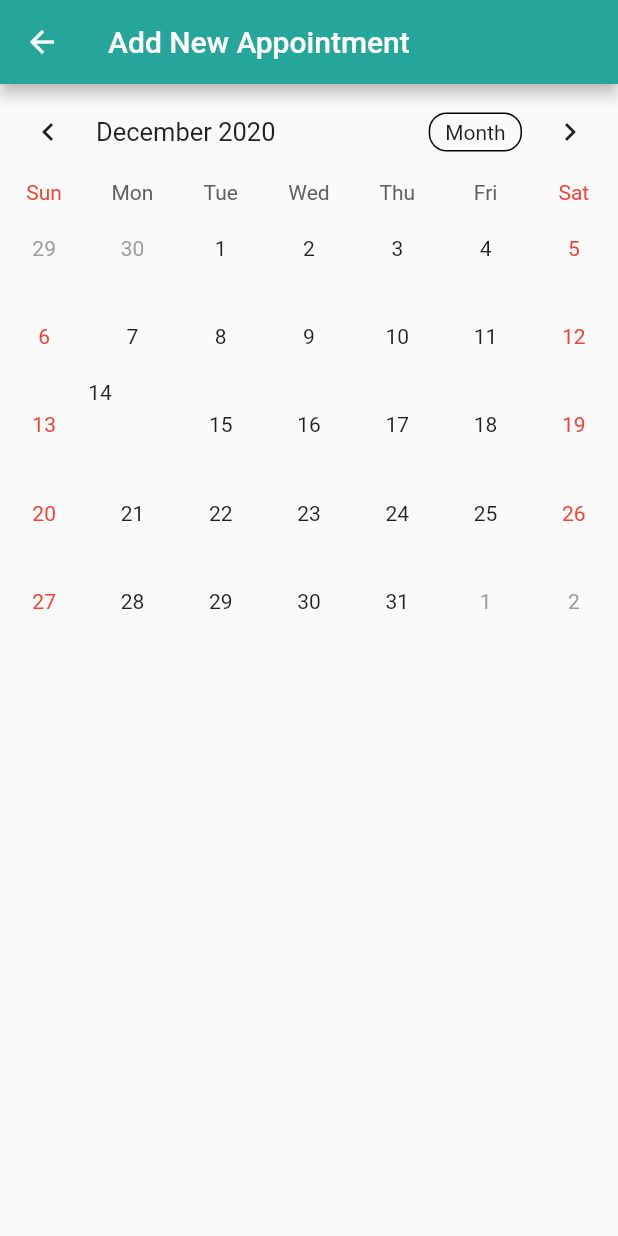
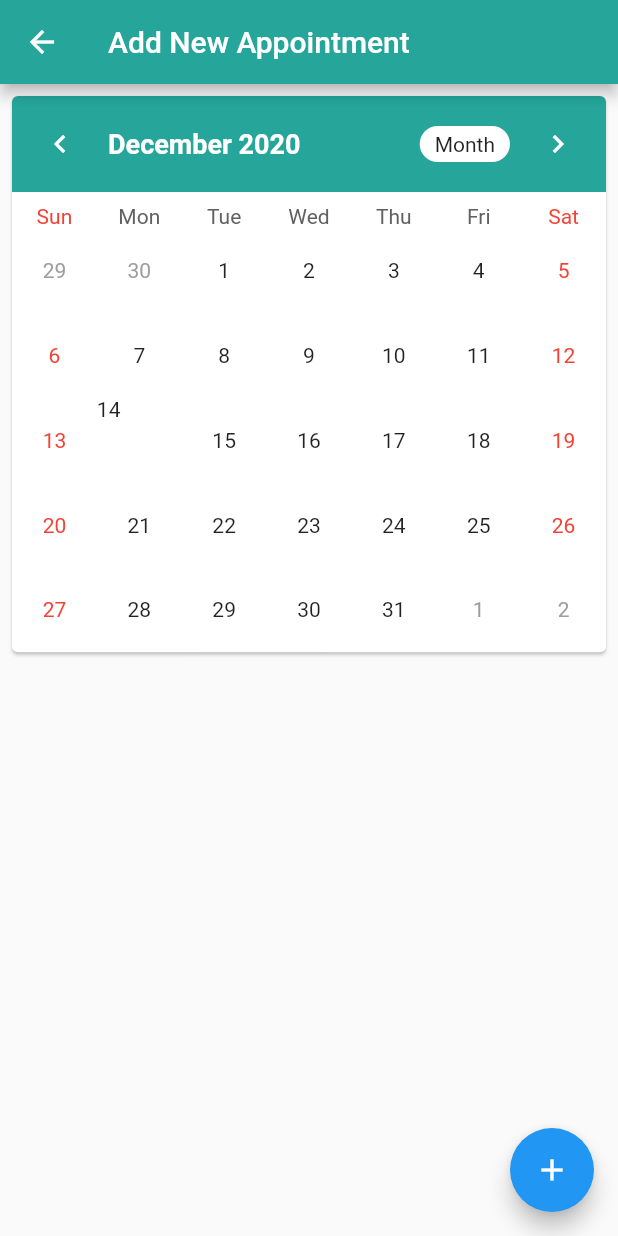
Before and after one commit to walkersss/cu-cancer3, a Flutter app: the ViewAppointment screen opened by its route, on a phone screen of 412 x 824 dp. Run offline on Flutter 3.47's test engine with Material 2 defaults, Android fonts, the phone set to English and light mode, and no system bars; drawn by our look-alikes of table_calendar; our stand-ins replace cloud_firestore, datetime_picker_formfield, firebase_auth, flutter_form_builder, flutter_spinkit, percent_indicator; accounts and stored records are empty.

Commit message:
new update

```diff
--- a/lib/main.dart
+++ b/lib/main.dart
@@ -12,6 +12,7 @@ import 'package:cu_cancer/pages/pain/painAdd.dart';
 import 'package:cu_cancer/pages/medication/addmedication.dart';
 import 'package:cu_cancer/pages/medication/viewmedication.dart';
 import 'package:cu_cancer/pages/appointment/appointment.dart';
+import 'package:cu_cancer/pages/appointment/addEvent.dart';
 //import 'package:flutter_local_notifications/flutter_local_notifications.dart';
 //import 'package:flutter_local_notifications_extended/flutter_local_notifications_extended.dart';
 import 'package:provider/provider.dart';
@@ -42,6 +43,7 @@ class MyApp extends StatelessWidget {
           '/addmedication': (context) => AddMedication(),
           '/viewmedication': (context) => ViewMedication(),
           '/appointment': (context) => ViewAppointment(),
+          '/addEvent': (context) => AddEvent(),
         },
         localizationsDelegates: [
           FormBuilderLocalizations.delegate,
--- a/lib/pages/appointment/appointment.dart
+++ b/lib/pages/appointment/appointment.dart
@@ -26,15 +26,54 @@ class _ViewAppointmentState extends State<ViewAppointment> {
         child: Column(
           crossAxisAlignment: CrossAxisAlignment.start,
           children: <Widget>[
-            TableCalendar(
-                calendarController: _calendarController,
-                headerStyle: HeaderStyle(formatButtonShowsNext: false),
-                builders: CalendarBuilders(
-                  selectedDayBuilder: (context, date, events) =>
-                      Text(date.day.toString()),
-                ))
+            Card(
+              clipBehavior: Clip.antiAlias,
+              margin: const EdgeInsets.all(8.0),
+              child: TableCalendar(
+                  calendarController: _calendarController,
+                  calendarStyle: CalendarStyle(
+                      todayColor: Colors.teal[700],
+                      selectedColor: Colors.blue[100],
+                      selectedStyle: TextStyle(
+                          fontWeight: FontWeight.bold, fontSize: 18.0),
+                      todayStyle: TextStyle(
+                        fontWeight: FontWeight.bold,
+                        fontSize: 18.0,
+                        color: Colors.white,
+                      )),
+                  headerStyle: HeaderStyle(
+                    formatButtonShowsNext: false,
+                    headerMargin: const EdgeInsets.only(bottom: 8.0),
+                    formatButtonDecoration: BoxDecoration(
+                        color: Colors.white,
+                        borderRadius: BorderRadius.circular(12)),
+                    leftChevronIcon: Icon(
+                      Icons.chevron_left,
+                      color: Colors.white,
+                    ),
+                    rightChevronIcon: Icon(
+                      Icons.chevron_right,
+                      color: Colors.white,
+                    ),
+                    decoration: BoxDecoration(color: Colors.teal[400]),
+                    titleTextStyle: TextStyle(
+                        color: Colors.white,
+                        fontSize: 18.0,
+                        fontWeight: FontWeight.bold),
+                  ),
+                  builders: CalendarBuilders(
+                    selectedDayBuilder: (context, date, events) =>
+                        Text(date.day.toString()),
+                  )),
+            )
           ],
         ),
+      ),
+      floatingActionButton: FloatingActionButton(
+        child: Icon(Icons.add),
+        onPressed: () {
+          Navigator.pushNamed(context, '/addEvent');
+        },
       ),
     );
   }
```
Also changed, not shown: lib/pages/appointment/addEvent.dart (added, +117 -0 lines).
